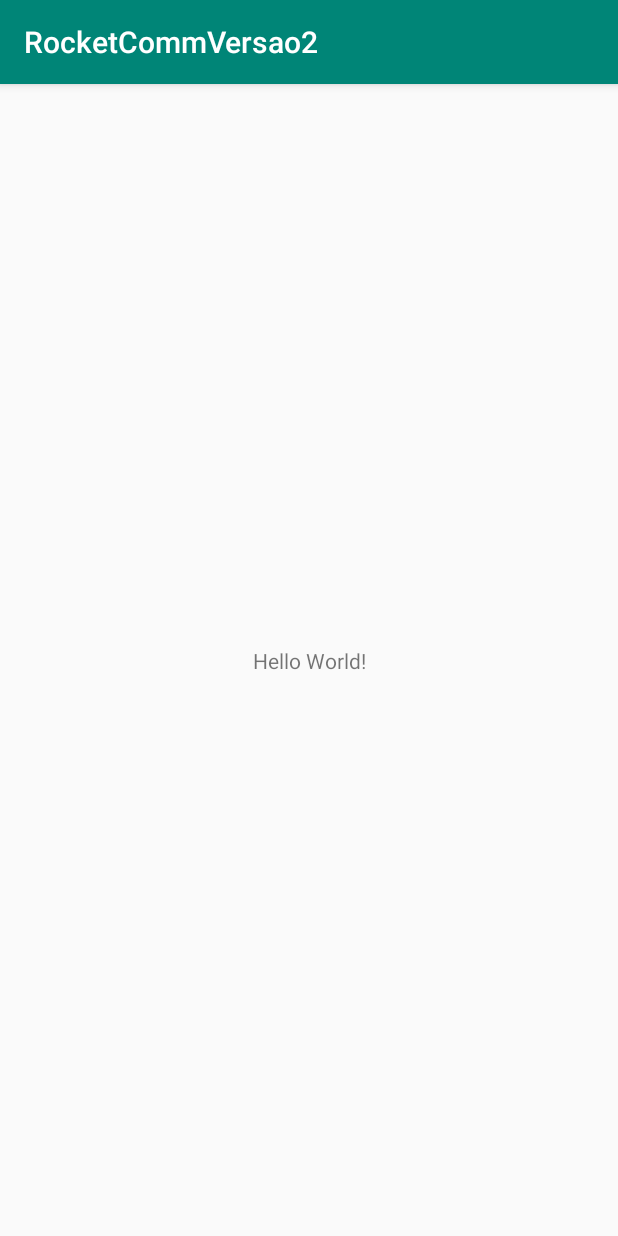
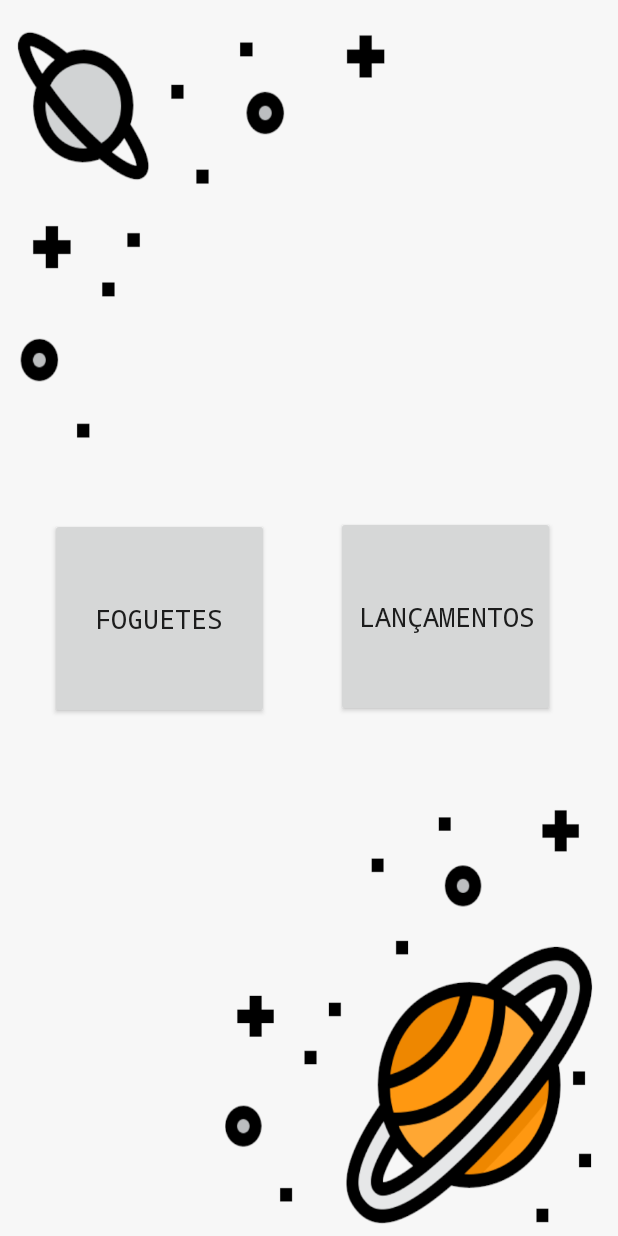
Before and after one commit to LydiaGarcia03/RocketComm, an Android app: the screen it shows after launch (MainActivity), on a phone screen of 412 x 824 dp. Run offline under Robolectric (Android 15) with nearby library versions, the phone set to English and light mode, and no system bars.

Commit message:
Tela de Inicio

```diff
--- a/app/build.gradle
+++ b/app/build.gradle
@@ -26,4 +26,5 @@ dependencies {
     testImplementation 'junit:junit:4.12'
     androidTestImplementation 'androidx.test.ext:junit:1.1.0'
     androidTestImplementation 'androidx.test.espresso:espresso-core:3.1.1'
+    implementation 'androidx.recyclerview:recyclerview:1.0.0'
 }
--- a/app/src/main/AndroidManifest.xml
+++ b/app/src/main/AndroidManifest.xml
@@ -9,6 +9,7 @@
         android:roundIcon="@mipmap/ic_launcher_round"
         android:supportsRtl="true"
         android:theme="@style/AppTheme">
+        <activity android:name=".Activity_Rocket"></activity>
         <activity android:name=".MainActivity">
             <intent-filter>
                 <action android:name="android.intent.action.MAIN" />
--- /dev/null
+++ b/app/src/main/java/br/com/lauratobiasf/rocketcommversao2/Activity_Rocket.java
@@ -0,0 +1,14 @@
+package br.com.lauratobiasf.rocketcommversao2;
+
+import androidx.appcompat.app.AppCompatActivity;
+
+import android.os.Bundle;
+
+public class Activity_Rocket extends AppCompatActivity {
+
+    @Override
+    protected void onCreate(Bundle savedInstanceState) {
+        super.onCreate(savedInstanceState);
+        setContentView(R.layout.activity__rocket);
+    }
+}
--- /dev/null
+++ b/app/src/main/res/layout/activity__rocket.xml
@@ -0,0 +1,10 @@
+<?xml version="1.0" encoding="utf-8"?>
+<androidx.constraintlayout.widget.ConstraintLayout xmlns:android="http://schemas.android.com/apk/res/android"
+    xmlns:app="http://schemas.android.com/apk/res-auto"
+    xmlns:tools="http://schemas.android.com/tools"
+    android:layout_width="match_parent"
+    android:layout_height="match_parent"
+    android:background="@drawable/white"
+    tools:context=".Activity_Rocket">
+
+</androidx.constraintlayout.widget.ConstraintLayout>
--- a/app/src/main/res/layout/activity_main.xml
+++ b/app/src/main/res/layout/activity_main.xml
@@ -4,15 +4,42 @@
     xmlns:tools="http://schemas.android.com/tools"
     android:layout_width="match_parent"
     android:layout_height="match_parent"
+    android:background="@drawable/main"
     tools:context=".MainActivity">
 
-    <TextView
-        android:layout_width="wrap_content"
-        android:layout_height="wrap_content"
-        android:text="Hello World!"
+    <Button
+        android:id="@+id/btn_rocket"
+        android:layout_width="146dp"
+        android:layout_height="134dp"
+        android:layout_marginStart="33dp"
+        android:fontFamily="monospace"
+        android:paddingStart="15px"
+        android:paddingLeft="15px"
+        android:paddingTop="15px"
+        android:paddingEnd="15px"
+        android:paddingRight="15px"
+        android:paddingBottom="15px"
+        android:text="Foguetes"
+        android:textSize="18sp"
         app:layout_constraintBottom_toBottomOf="parent"
-        app:layout_constraintLeft_toLeftOf="parent"
-        app:layout_constraintRight_toRightOf="parent"
+        app:layout_constraintStart_toStartOf="parent"
         app:layout_constraintTop_toTopOf="parent" />
 
+    <Button
+        android:id="@+id/btn_launch"
+        android:layout_width="146dp"
+        android:layout_height="134dp"
+        android:layout_marginStart="224dp"
+        android:fontFamily="monospace"
+        android:paddingLeft="15px"
+        android:paddingTop="15px"
+        android:paddingEnd="15px"
+        android:paddingRight="15px"
+        android:paddingBottom="15px"
+        android:text="Lançamentos"
+        android:textSize="18sp"
+        app:layout_constraintBottom_toBottomOf="parent"
+        app:layout_constraintStart_toStartOf="parent"
+        app:layout_constraintTop_toTopOf="parent"
+        app:layout_constraintVertical_bias="0.499" />
 </androidx.constraintlayout.widget.ConstraintLayout>
--- a/app/src/main/res/values/styles.xml
+++ b/app/src/main/res/values/styles.xml
@@ -1,10 +1,9 @@
 <resources>
 
     <!-- Base application theme. -->
-    <style name="AppTheme" parent="Theme.AppCompat.Light.DarkActionBar">
+    <style name="AppTheme" parent="Theme.AppCompat.Light.NoActionBar">
         <!-- Customize your theme here. -->
         <item name="colorPrimary">@color/colorPrimary</item>
-        <item name="colorPrimaryDark">@color/colorPrimaryDark</item>
         <item name="colorAccent">@color/colorAccent</item>
     </style>
 
```
Also changed, not shown: app/src/main/res/drawable-v24/main.png (added), app/src/main/res/drawable-v24/white.png (added).
